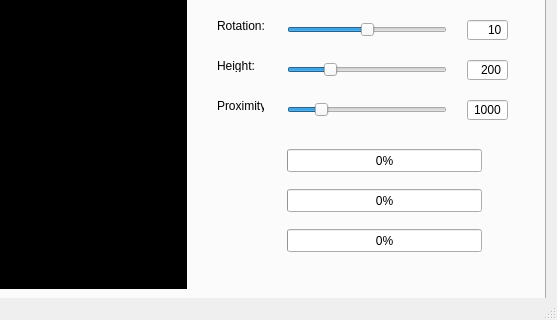
Tharsus/PostureCorrector, file PostureCorrector/mainwindow.ui: the form before one commit; both pictures show x 475 to 1032 and y 254 to 574 of the 1032 by 574 pixel window.
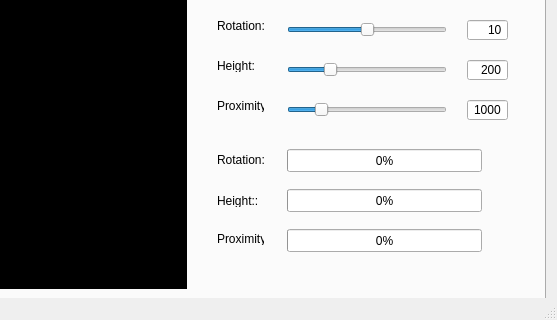
The form after the commit. Icons and pictures are not drawn.

The edit to the form file:
```diff
--- a/PostureCorrector/mainwindow.ui
+++ b/PostureCorrector/mainwindow.ui
@@ -442,6 +442,45 @@
        <number>0</number>
       </property>
      </widget>
+     <widget class="QLabel" name="label_4">
+      <property name="geometry">
+       <rect>
+        <x>680</x>
+        <y>354</y>
+        <width>47</width>
+        <height>13</height>
+       </rect>
+      </property>
+      <property name="text">
+       <string>Rotation:</string>
+      </property>
+     </widget>
+     <widget class="QLabel" name="label_5">
+      <property name="geometry">
+       <rect>
+        <x>680</x>
+        <y>395</y>
+        <width>47</width>
+        <height>13</height>
+       </rect>
+      </property>
+      <property name="text">
+       <string>Height::</string>
+      </property>
+     </widget>
+     <widget class="QLabel" name="label_6">
+      <property name="geometry">
+       <rect>
+        <x>680</x>
+        <y>433</y>
+        <width>47</width>
+        <height>13</height>
+       </rect>
+      </property>
+      <property name="text">
+       <string>Proximity:</string>
+      </property>
+     </widget>
     </widget>
     <widget class="QWidget" name="tab_2">
      <attribute name="title">
```
Left out of the diff: 6 changed lines with no effect on the pictures.
